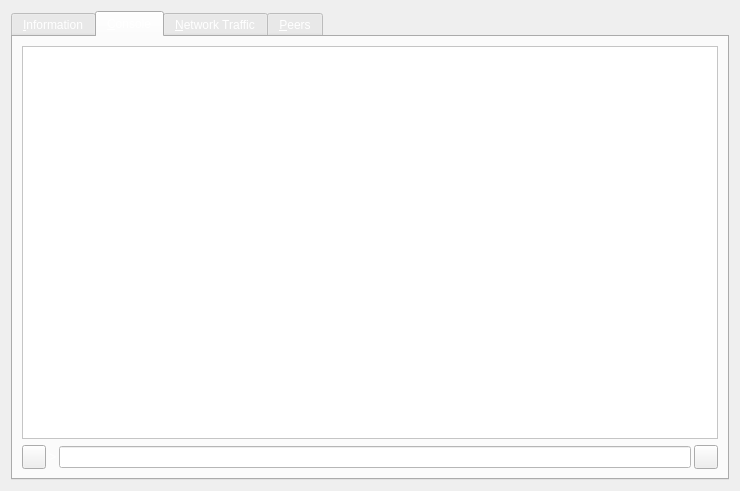
First picture: the form in src/qt/forms/rpcconsole.ui, repository SpectreSecurityCoin/SpectreSecurityCoin, before the edit.
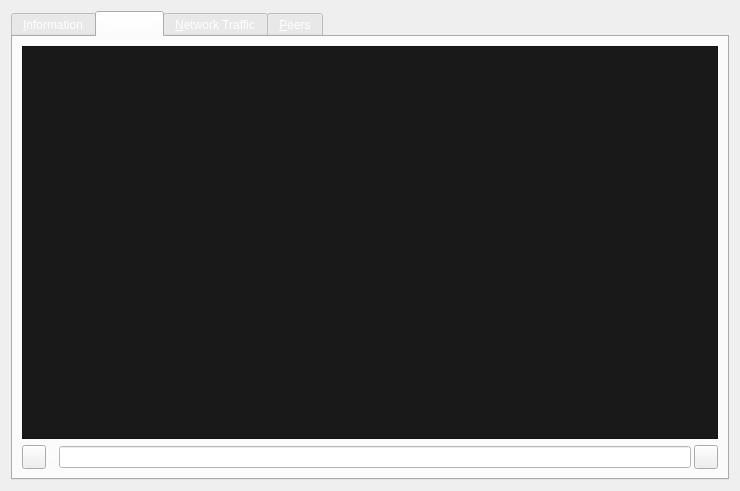
Second picture: the form after the edit. The open tabs and pages were chosen to show the change. Icons and pictures are not drawn. Custom widgets are drawn as their Qt base class.

Patch:
```diff
--- a/src/qt/forms/rpcconsole.ui
+++ b/src/qt/forms/rpcconsole.ui
@@ -387,7 +387,7 @@
           </size>
          </property>
          <property name="styleSheet">
-          <string notr="true">background-color: rgb(255, 255, 255);</string>
+          <string notr="true">background-color: rgb(25, 25, 25);</string>
          </property>
          <property name="readOnly">
           <bool>true</bool>
```
Left out of the diff: 2 changed lines with no effect on the pictures.
